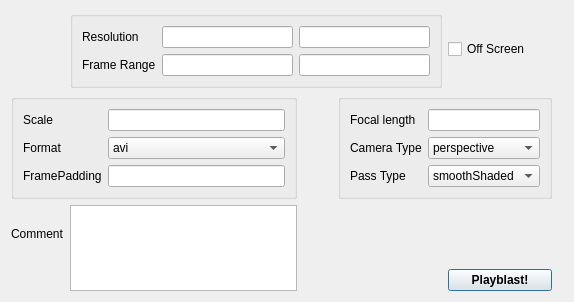
Above: resources/dialog.ui from craignadoon/tvfx-maya-playblast before the change. Below: the same form after it.
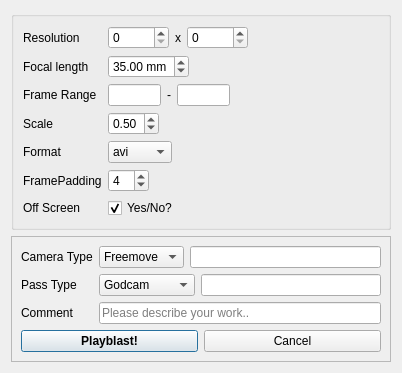
That is the form after the change. Icons and pictures are not drawn.

```diff
--- a/resources/dialog.ui
+++ b/resources/dialog.ui
@@ -6,54 +6,166 @@
    <rect>
     <x>0</x>
     <y>0</y>
-    <width>574</width>
-    <height>302</height>
+    <width>402</width>
+    <height>353</height>
    </rect>
   </property>
   <property name="windowTitle">
    <string>The Current Sgtk Environment</string>
   </property>
-  <layout class="QGridLayout" name="gridLayout_4">
-   <item row="0" column="0">
-    <widget class="QLabel" name="logo_example">
-     <property name="text">
-      <string/>
+  <layout class="QFormLayout" name="formLayout_3">
+   <item row="1" column="0" colspan="2">
+    <widget class="QFrame" name="frame">
+     <property name="frameShape">
+      <enum>QFrame::StyledPanel</enum>
      </property>
-     <property name="pixmap">
-      <pixmap resource="resources.qrc">:/res/sg_logo.png</pixmap>
+     <property name="frameShadow">
+      <enum>QFrame::Raised</enum>
      </property>
+     <layout class="QVBoxLayout" name="verticalLayout">
+      <item>
+       <layout class="QFormLayout" name="formLayout_2">
+        <item row="0" column="0">
+         <widget class="QLabel" name="label_5_cameraType">
+          <property name="text">
+           <string>Camera Type</string>
+          </property>
+         </widget>
+        </item>
+        <item row="1" column="0">
+         <widget class="QLabel" name="label_4_passType">
+          <property name="text">
+           <string>Pass Type</string>
+          </property>
+         </widget>
+        </item>
+        <item row="2" column="0">
+         <widget class="QLabel" name="label_comment">
+          <property name="text">
+           <string>Comment</string>
+          </property>
+         </widget>
+        </item>
+        <item row="2" column="1">
+         <widget class="QLineEdit" name="le_comments">
+          <property name="sizePolicy">
+           <sizepolicy hsizetype="Expanding" vsizetype="Preferred">
+            <horstretch>0</horstretch>
+            <verstretch>0</verstretch>
+           </sizepolicy>
+          </property>
+          <property name="placeholderText">
+           <string>Please describe your work..</string>
+          </property>
+         </widget>
+        </item>
+        <item row="0" column="1">
+         <layout class="QHBoxLayout" name="horizontalLayout_8">
+          <item>
+           <widget class="QComboBox" name="cb_camera_type">
+            <item>
+             <property name="text">
+              <string>Freemove</string>
+             </property>
+            </item>
+            <item>
+             <property name="text">
+              <string>Lockoff</string>
+             </property>
+            </item>
+            <item>
+             <property name="text">
+              <string>Nodal</string>
+             </property>
+            </item>
+            <item>
+             <property name="text">
+              <string>Static</string>
+             </property>
+            </item>
+            <item>
+             <property name="text">
+              <string>Custom</string>
+             </property>
+            </item>
+           </widget>
+          </item>
+          <item>
+           <widget class="QLineEdit" name="le_camera_custom"/>
+          </item>
+         </layout>
+        </item>
+        <item row="1" column="1">
+         <layout class="QHBoxLayout" name="horizontalLayout_9">
+          <item>
+           <widget class="QComboBox" name="cb_pass_type">
+            <item>
+             <property name="text">
+              <string>Godcam</string>
+             </property>
+            </item>
+            <item>
+             <property name="text">
+              <string>Greyshade</string>
+             </property>
+            </item>
+            <item>
+             <property name="text">
+              <string>Stabilization</string>
+             </property>
+            </item>
+            <item>
+             <property name="text">
+              <string>Wireframe</string>
+             </property>
+            </item>
+            <item>
+             <property name="text">
+              <string>Custom</string>
+             </property>
+            </item>
+           </widget>
+          </item>
+          <item>
+           <widget class="QLineEdit" name="le_pass_type_custom"/>
+          </item>
+         </layout>
+        </item>
+       </layout>
+      </item>
+      <item>
+       <layout class="QHBoxLayout" name="horizontalLayout_7">
+        <item>
+         <widget class="QPushButton" name="createPlayblast">
+          <property name="font">
+           <font>
+            <weight>75</weight>
+            <bold>true</bold>
+           </font>
+          </property>
+          <property name="text">
+           <string>Playblast!</string>
+          </property>
+         </widget>
+        </item>
+        <item>
+         <widget class="QPushButton" name="pb_cancel">
+          <property name="text">
+           <string>Cancel</string>
+          </property>
+         </widget>
+        </item>
+       </layout>
+      </item>
+     </layout>
     </widget>
    </item>
-   <item row="0" column="1" colspan="3">
+   <item row="0" column="0" colspan="2">
     <widget class="QGroupBox" name="groupBox_3">
      <property name="title">
       <string/>
      </property>
-     <layout class="QGridLayout" name="gridLayout_3">
-      <item row="1" column="0">
-       <widget class="QLabel" name="label_1_frameRange">
-        <property name="text">
-         <string>Frame Range</string>
-        </property>
-       </widget>
-      </item>
-      <item row="1" column="2">
-       <widget class="QLineEdit" name="frameRange_end">
-        <property name="text">
-         <string/>
-        </property>
-       </widget>
-      </item>
-      <item row="1" column="1">
-       <widget class="QLineEdit" name="frameRange_start">
-        <property name="text">
-         <string/>
-        </property>
-       </widget>
-      </item>
-      <item row="0" column="2">
-       <widget class="QLineEdit" name="lineEdit_finalRes_h"/>
-      </item>
+     <layout class="QFormLayout" name="formLayout">
       <item row="0" column="0">
        <widget class="QLabel" name="finalRes_label">
         <property name="text">
@@ -62,229 +174,275 @@
        </widget>
       </item>
       <item row="0" column="1">
-       <widget class="QLineEdit" name="lineEdit_finalRes_w"/>
+       <layout class="QHBoxLayout" name="horizontalLayout">
+        <item>
+         <widget class="QSpinBox" name="sb_res_w">
+          <property name="maximum">
+           <number>20000</number>
+          </property>
+         </widget>
+        </item>
+        <item>
+         <widget class="QLabel" name="label">
+          <property name="text">
+           <string>x</string>
+          </property>
+         </widget>
+        </item>
+        <item>
+         <widget class="QSpinBox" name="sb_res_h">
+          <property name="maximum">
+           <number>20000</number>
+          </property>
+         </widget>
+        </item>
+        <item>
+         <spacer name="horizontalSpacer">
+          <property name="orientation">
+           <enum>Qt::Horizontal</enum>
+          </property>
+          <property name="sizeHint" stdset="0">
+           <size>
+            <width>40</width>
+            <height>20</height>
+           </size>
+          </property>
+         </spacer>
+        </item>
+       </layout>
       </item>
-     </layout>
-    </widget>
-   </item>
-   <item row="0" column="4">
-    <widget class="QCheckBox" name="checkBox">
-     <property name="text">
-      <string>Off Screen</string>
-     </property>
-    </widget>
-   </item>
-   <item row="1" column="0" colspan="2">
-    <widget class="QGroupBox" name="groupBox">
-     <property name="title">
-      <string/>
-     </property>
-     <layout class="QGridLayout" name="gridLayout">
-      <item row="0" column="0">
+      <item row="2" column="0">
+       <widget class="QLabel" name="label_1_frameRange">
+        <property name="text">
+         <string>Frame Range</string>
+        </property>
+       </widget>
+      </item>
+      <item row="2" column="1">
+       <layout class="QHBoxLayout" name="horizontalLayout_2">
+        <item>
+         <widget class="QLineEdit" name="le_frame_start">
+          <property name="sizePolicy">
+           <sizepolicy hsizetype="Expanding" vsizetype="Preferred">
+            <horstretch>0</horstretch>
+            <verstretch>0</verstretch>
+           </sizepolicy>
+          </property>
+          <property name="maximumSize">
+           <size>
+            <width>53</width>
+            <height>16777215</height>
+           </size>
+          </property>
+          <property name="text">
+           <string/>
+          </property>
+         </widget>
+        </item>
+        <item>
+         <widget class="QLabel" name="label_3">
+          <property name="text">
+           <string>-</string>
+          </property>
+         </widget>
+        </item>
+        <item>
+         <widget class="QLineEdit" name="le_frame_end">
+          <property name="sizePolicy">
+           <sizepolicy hsizetype="Expanding" vsizetype="Preferred">
+            <horstretch>0</horstretch>
+            <verstretch>0</verstretch>
+           </sizepolicy>
+          </property>
+          <property name="maximumSize">
+           <size>
+            <width>53</width>
+            <height>16777215</height>
+           </size>
+          </property>
+          <property name="text">
+           <string/>
+          </property>
+         </widget>
+        </item>
+        <item>
+         <spacer name="horizontalSpacer_5">
+          <property name="orientation">
+           <enum>Qt::Horizontal</enum>
+          </property>
+          <property name="sizeHint" stdset="0">
+           <size>
+            <width>40</width>
+            <height>20</height>
+           </size>
+          </property>
+         </spacer>
+        </item>
+       </layout>
+      </item>
+      <item row="3" column="0">
        <widget class="QLabel" name="label_scale">
         <property name="text">
          <string>Scale</string>
         </property>
        </widget>
       </item>
-      <item row="0" column="2">
-       <widget class="QLineEdit" name="lineEdit_scale">
-        <property name="text">
-         <string/>
-        </property>
-       </widget>
-      </item>
-      <item row="1" column="0">
+      <item row="4" column="0">
        <widget class="QLabel" name="label_format">
         <property name="text">
          <string>Format</string>
         </property>
        </widget>
       </item>
-      <item row="1" column="2">
-       <widget class="QComboBox" name="cb_format">
-        <item>
-         <property name="text">
-          <string>avi</string>
-         </property>
-        </item>
-        <item>
-         <property name="text">
-          <string>image</string>
-         </property>
-        </item>
-       </widget>
-      </item>
-      <item row="2" column="0">
+      <item row="5" column="0">
        <widget class="QLabel" name="label_framePadding">
         <property name="text">
          <string>FramePadding</string>
         </property>
        </widget>
       </item>
-      <item row="2" column="2">
-       <widget class="QLineEdit" name="lineEdit_framePadding">
+      <item row="6" column="1">
+       <widget class="QCheckBox" name="checkBox">
         <property name="text">
-         <string/>
+         <string>Yes/No?</string>
         </property>
+        <property name="checked">
+         <bool>true</bool>
+        </property>
        </widget>
       </item>
-     </layout>
-    </widget>
-   </item>
-   <item row="1" column="2">
-    <spacer name="horizontalSpacer">
-     <property name="orientation">
-      <enum>Qt::Horizontal</enum>
-     </property>
-     <property name="sizeHint" stdset="0">
-      <size>
-       <width>40</width>
-       <height>20</height>
-      </size>
-     </property>
-    </spacer>
-   </item>
-   <item row="1" column="3" colspan="2">
-    <widget class="QGroupBox" name="groupBox_2">
-     <property name="title">
-      <string/>
-     </property>
-     <layout class="QGridLayout" name="gridLayout_2">
-      <item row="0" column="0">
+      <item row="6" column="0">
+       <widget class="QLabel" name="label_2">
+        <property name="text">
+         <string>Off Screen</string>
+        </property>
+       </widget>
+      </item>
+      <item row="3" column="1">
+       <layout class="QHBoxLayout" name="horizontalLayout_3">
+        <item>
+         <widget class="QDoubleSpinBox" name="sb_scale">
+          <property name="maximum">
+           <double>1.000000000000000</double>
+          </property>
+          <property name="singleStep">
+           <double>0.100000000000000</double>
+          </property>
+          <property name="value">
+           <double>0.500000000000000</double>
+          </property>
+         </widget>
+        </item>
+        <item>
+         <spacer name="horizontalSpacer_2">
+          <property name="orientation">
+           <enum>Qt::Horizontal</enum>
+          </property>
+          <property name="sizeHint" stdset="0">
+           <size>
+            <width>120</width>
+            <height>12</height>
+           </size>
+          </property>
+         </spacer>
+        </item>
+       </layout>
+      </item>
+      <item row="4" column="1">
+       <layout class="QHBoxLayout" name="horizontalLayout_4">
+        <item>
+         <widget class="QComboBox" name="cb_format">
+          <item>
+           <property name="text">
+            <string>avi</string>
+           </property>
+          </item>
+          <item>
+           <property name="text">
+            <string>image</string>
+           </property>
+          </item>
+         </widget>
+        </item>
+        <item>
+         <spacer name="horizontalSpacer_3">
+          <property name="orientation">
+           <enum>Qt::Horizontal</enum>
+          </property>
+          <property name="sizeHint" stdset="0">
+           <size>
+            <width>117</width>
+            <height>9</height>
+           </size>
+          </property>
+         </spacer>
+        </item>
+       </layout>
+      </item>
+      <item row="5" column="1">
+       <layout class="QHBoxLayout" name="horizontalLayout_5">
+        <item>
+         <widget class="QSpinBox" name="sb_padding">
+          <property name="value">
+           <number>4</number>
+          </property>
+         </widget>
+        </item>
+        <item>
+         <spacer name="horizontalSpacer_4">
+          <property name="orientation">
+           <enum>Qt::Horizontal</enum>
+          </property>
+          <property name="sizeHint" stdset="0">
+           <size>
+            <width>114</width>
+            <height>6</height>
+           </size>
+          </property>
+         </spacer>
+        </item>
+       </layout>
+      </item>
+      <item row="1" column="0">
        <widget class="QLabel" name="label_6_focalLength">
         <property name="text">
          <string>Focal length</string>
         </property>
        </widget>
       </item>
-      <item row="1" column="0">
-       <widget class="QLabel" name="label_5_cameraType">
-        <property name="text">
-         <string>Camera Type</string>
-        </property>
-       </widget>
-      </item>
       <item row="1" column="1">
-       <widget class="QComboBox" name="cb_cameraType">
+       <layout class="QHBoxLayout" name="horizontalLayout_6">
         <item>
-         <property name="text">
-          <string>perspective</string>
-         </property>
+         <widget class="QDoubleSpinBox" name="sb_focal">
+          <property name="prefix">
+           <string/>
+          </property>
+          <property name="suffix">
+           <string> mm</string>
+          </property>
+          <property name="value">
+           <double>35.000000000000000</double>
+          </property>
+         </widget>
         </item>
         <item>
-         <property name="text">
-          <string>top</string>
-         </property>
+         <spacer name="horizontalSpacer_6">
+          <property name="orientation">
+           <enum>Qt::Horizontal</enum>
+          </property>
+          <property name="sizeHint" stdset="0">
+           <size>
+            <width>40</width>
+            <height>20</height>
+           </size>
+          </property>
+         </spacer>
         </item>
-        <item>
-         <property name="text">
-          <string>front</string>
-         </property>
-        </item>
-        <item>
-         <property name="text">
-          <string>bottom</string>
-         </property>
-        </item>
-        <item>
-         <property name="text">
-          <string>custom</string>
-         </property>
-        </item>
-       </widget>
-      </item>
-      <item row="2" column="0">
-       <widget class="QLabel" name="label_4_passType">
-        <property name="text">
-         <string>Pass Type</string>
-        </property>
-       </widget>
-      </item>
-      <item row="2" column="1">
-       <widget class="QComboBox" name="cb_passType">
-        <item>
-         <property name="text">
-          <string>smoothShaded</string>
-         </property>
-        </item>
-        <item>
-         <property name="text">
-          <string>wireframe</string>
-         </property>
-        </item>
-        <item>
-         <property name="text">
-          <string>flatShaded</string>
-         </property>
-        </item>
-        <item>
-         <property name="text">
-          <string>boundingBox</string>
-         </property>
-        </item>
-        <item>
-         <property name="text">
-          <string>points</string>
-         </property>
-        </item>
-       </widget>
-      </item>
-      <item row="0" column="1">
-       <widget class="QLineEdit" name="lineEdit_focalLength"/>
+       </layout>
       </item>
      </layout>
     </widget>
    </item>
-   <item row="1" column="5">
-    <spacer name="horizontalSpacer_2">
-     <property name="orientation">
-      <enum>Qt::Horizontal</enum>
-     </property>
-     <property name="sizeHint" stdset="0">
-      <size>
-       <width>40</width>
-       <height>20</height>
-      </size>
-     </property>
-    </spacer>
-   </item>
-   <item row="2" column="0">
-    <widget class="QLabel" name="label_comment">
-     <property name="text">
-      <string>Comment</string>
-     </property>
-    </widget>
-   </item>
-   <item row="2" column="1" rowspan="2">
-    <widget class="QPlainTextEdit" name="plainTextEdit_comment"/>
-   </item>
-   <item row="3" column="4">
-    <widget class="QPushButton" name="createPlayblast">
-     <property name="font">
-      <font>
-       <weight>75</weight>
-       <bold>true</bold>
-      </font>
-     </property>
-     <property name="text">
-      <string>Playblast!</string>
-     </property>
-    </widget>
-   </item>
-   <item row="2" column="4">
-    <spacer name="verticalSpacer">
-     <property name="orientation">
-      <enum>Qt::Vertical</enum>
-     </property>
-     <property name="sizeHint" stdset="0">
-      <size>
-       <width>20</width>
-       <height>40</height>
-      </size>
-     </property>
-    </spacer>
-   </item>
   </layout>
   <zorder>logo_example</zorder>
   <zorder>groupBox</zorder>
```
Left out of the diff: 21 changed lines with no effect on the pictures.
